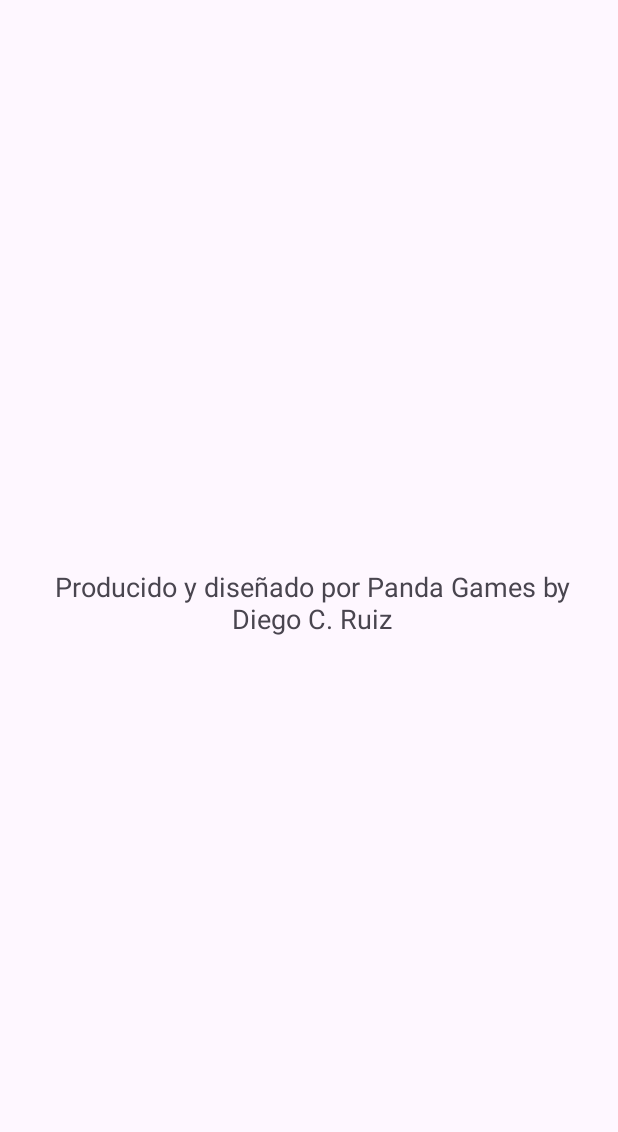
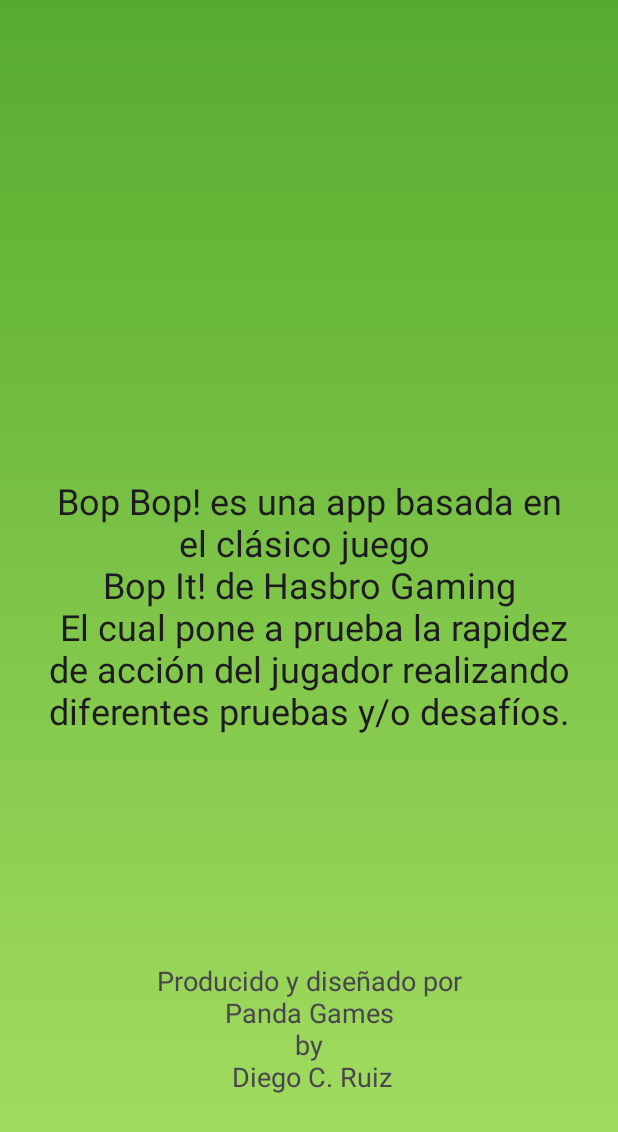
Before and after one commit to Dyciel/BopBop, an Android app: the layout activity_about.xml on its own in the app's theme, with its tools: preview values and no code run, on a phone screen of 412 x 824 dp. Shown: the top 1132 px of the screen. Run offline under Robolectric (Android 15) with nearby library versions, the phone set to English and light mode, and no system bars.

Commit message:
Colores y cosas de diseño

```diff
--- a/app/src/main/java/cl/dycier/bopbop/SplashActivity.kt
+++ b/app/src/main/java/cl/dycier/bopbop/SplashActivity.kt
@@ -25,7 +25,7 @@ class SplashActivity : AppCompatActivity() {
         //val sharedPreferences = getSharedPreferences("MyPreferences", Context.MODE_PRIVATE)
         val sharedPreferences = PreferenceManager.getDefaultSharedPreferences(this)
         // Read a preference
-        val value = sharedPreferences.getString("splash_time", "1000")
+        val value = sharedPreferences.getString("splash_time", "3000")
 
         Log.i(tagLog,"Value of splash_time:" + value)
 
--- /dev/null
+++ b/app/src/main/res/drawable/verde.xml
@@ -0,0 +1,9 @@
+<?xml version="1.0" encoding="utf-8"?>
+<shape xmlns:android="http://schemas.android.com/apk/res/android">
+
+    <gradient android:startColor="@color/star_color"
+        android:endColor="@color/end_color"
+        android:angle="-90"
+        />
+
+</shape>
--- a/app/src/main/res/layout/activity_about.xml
+++ b/app/src/main/res/layout/activity_about.xml
@@ -4,19 +4,34 @@
     xmlns:tools="http://schemas.android.com/tools"
     android:layout_width="match_parent"
     android:layout_height="match_parent"
+    android:background="@drawable/verde"
     tools:context=".AboutActivity">
 
     <TextView
         android:id="@+id/textView"
-        android:layout_width="364dp"
-        android:layout_height="67dp"
-        android:text="@string/app_descripotion"
+        android:layout_width="358dp"
+        android:layout_height="119dp"
+        android:text="@string/app_production"
         android:textAlignment="center"
         android:textAppearance="@style/TextAppearance.AppCompat.Medium"
         app:layout_constraintBottom_toBottomOf="parent"
         app:layout_constraintEnd_toEndOf="parent"
         app:layout_constraintHorizontal_bias="0.54"
         app:layout_constraintStart_toStartOf="parent"
+        app:layout_constraintTop_toTopOf="parent"
+        app:layout_constraintVertical_bias="0.90999997" />
+
+    <TextView
+        android:id="@+id/textView3"
+        android:layout_width="349dp"
+        android:layout_height="190dp"
+        android:text="@string/app_description"
+        android:textAlignment="center"
+        android:textAppearance="@style/TextAppearance.AppCompat.Body1"
+        android:textSize="24sp"
+        app:layout_constraintBottom_toBottomOf="parent"
+        app:layout_constraintEnd_toEndOf="parent"
+        app:layout_constraintStart_toStartOf="parent"
         app:layout_constraintTop_toTopOf="parent" />
 
 </androidx.constraintlayout.widget.ConstraintLayout>
--- a/app/src/main/res/layout/activity_main.xml
+++ b/app/src/main/res/layout/activity_main.xml
@@ -4,6 +4,7 @@
     xmlns:tools="http://schemas.android.com/tools"
     android:layout_width="match_parent"
     android:layout_height="match_parent"
+    android:background="@drawable/fondo"
     tools:context=".MainActivity">
 
     <TextView
--- a/app/src/main/res/values/colors.xml
+++ b/app/src/main/res/values/colors.xml
@@ -2,4 +2,7 @@
 <resources>
     <color name="black">#FF000000</color>
     <color name="white">#FFFFFFFF</color>
+
+    <color name="star_color">#56ab2f</color>
+    <color name="end_color">#a8e063</color>
 </resources>
--- a/app/src/main/res/values/strings.xml
+++ b/app/src/main/res/values/strings.xml
@@ -1,5 +1,6 @@
 <resources>
     <string name="app_name">BopBop</string>
     <string name="app_button">Dale a OK para comenzar!</string>
-    <string name="app_descripotion">Producido y diseñado por Panda Games by Diego C. Ruiz</string>
+    <string name="app_production">Producido y diseñado por \nPanda Games \nby \nDiego C. Ruiz</string>
+    <string name="app_description">Bop Bop! es una app basada en el clásico juego \nBop It! de Hasbro Gaming\n El cual pone a prueba la rapidez de acción del jugador realizando diferentes pruebas y/o desafíos.</string>
 </resources>
```
Also changed, not shown: app/src/main/res/drawable/fondo.jpg (added), app/src/main/res/drawable/fondo_about.jpg (added).
